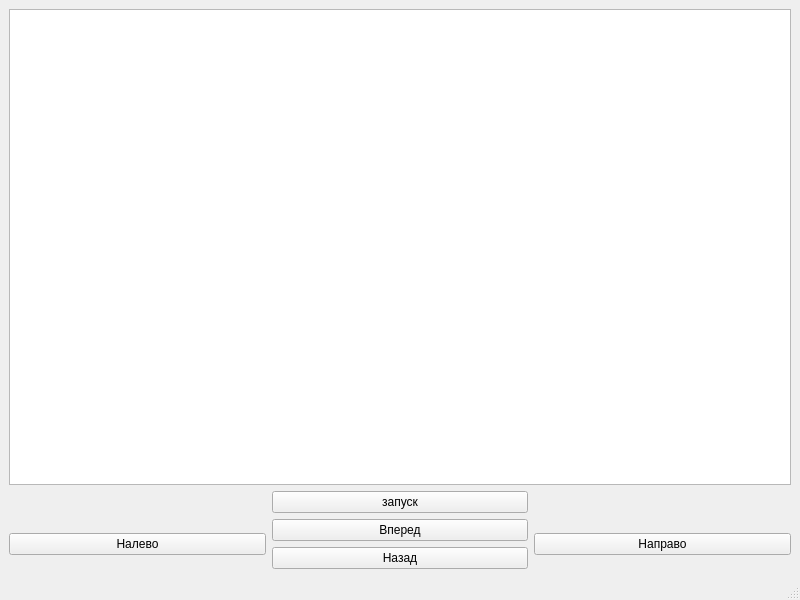
This is mainwindow.ui in Polliakoff/Collabreequeue-2-rep as Qt 5 draws it before an edit. The edited form follows.
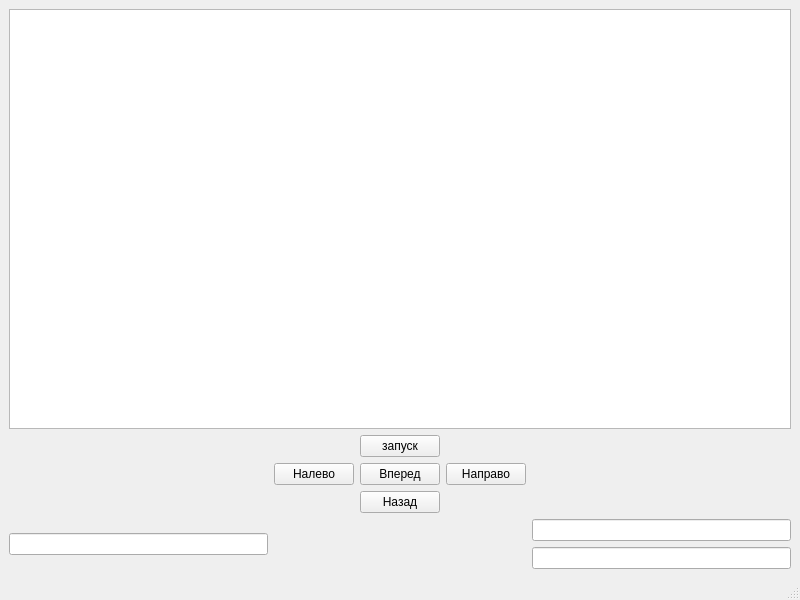
This is the edited form.

```diff
--- a/mainwindow.ui
+++ b/mainwindow.ui
@@ -15,44 +15,53 @@
   </property>
   <widget class="QWidget" name="centralwidget">
    <layout class="QGridLayout" name="gridLayout">
-    <item row="0" column="0" colspan="3">
-     <widget class="QGraphicsView" name="graphicsView"/>
-    </item>
-    <item row="1" column="1">
+    <item row="1" column="2">
      <widget class="QPushButton" name="pushButton">
       <property name="text">
        <string>запуск</string>
       </property>
      </widget>
     </item>
-    <item row="2" column="0" rowspan="2">
+    <item row="2" column="1">
      <widget class="QPushButton" name="pushButton_4">
       <property name="text">
        <string>Налево</string>
       </property>
      </widget>
     </item>
-    <item row="2" column="1">
+    <item row="2" column="2">
      <widget class="QPushButton" name="pushButton_2">
       <property name="text">
        <string>Вперед</string>
       </property>
      </widget>
     </item>
-    <item row="2" column="2" rowspan="2">
+    <item row="2" column="3">
      <widget class="QPushButton" name="pushButton_5">
       <property name="text">
        <string>Направо</string>
       </property>
      </widget>
     </item>
-    <item row="3" column="1">
+    <item row="3" column="2">
      <widget class="QPushButton" name="pushButton_3">
       <property name="text">
        <string>Назад</string>
       </property>
      </widget>
     </item>
+    <item row="4" column="0" rowspan="2">
+     <widget class="QLineEdit" name="lineEdit"/>
+    </item>
+    <item row="4" column="4">
+     <widget class="QLineEdit" name="lineEdit_2"/>
+    </item>
+    <item row="5" column="4">
+     <widget class="QLineEdit" name="lineEdit_3"/>
+    </item>
+    <item row="0" column="0" colspan="5">
+     <widget class="QGraphicsView" name="graphicsView"/>
+    </item>
    </layout>
   </widget>
   <widget class="QMenuBar" name="menubar">
```
